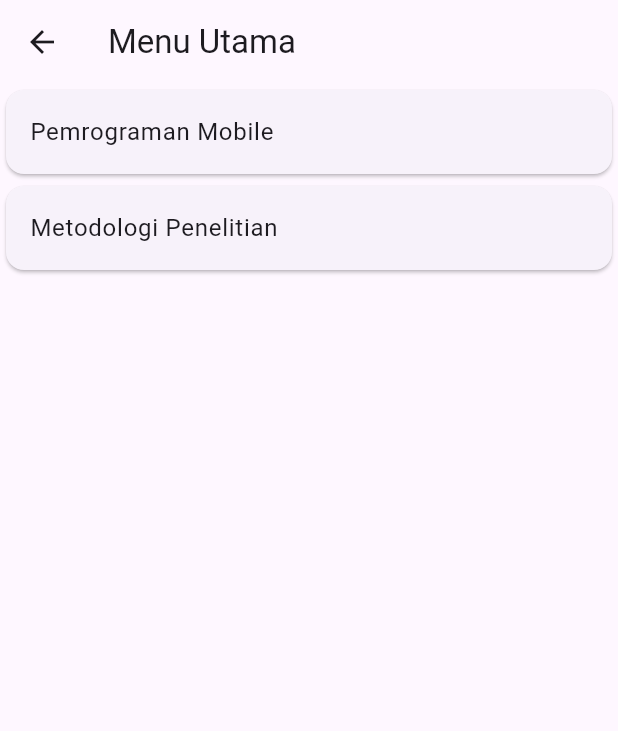
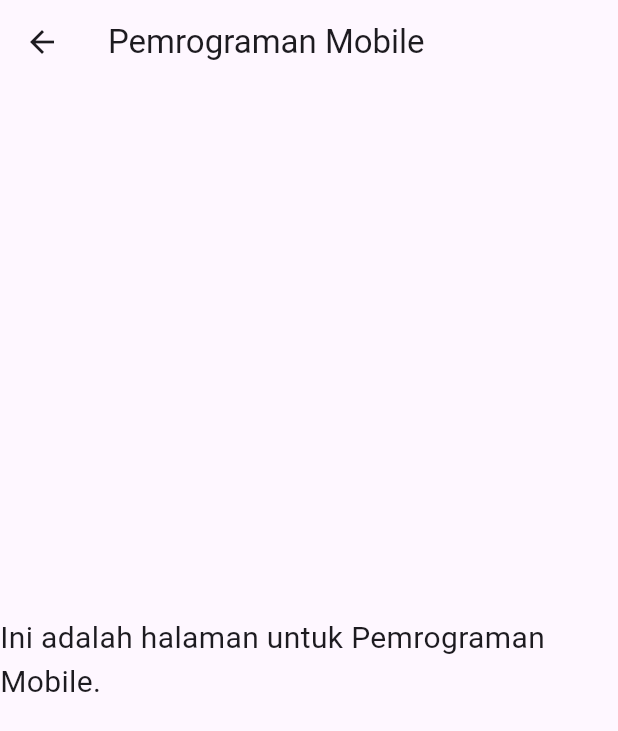
Before and after one commit to Kagachi1/aplikasi_tutor_pribadi, a Flutter app: the MenuPage screen opened by its route, after a tap on "Pemrograman Mobile", on a phone screen of 412 x 824 dp. Shown: the top 731 px of the screen. Run offline on Flutter 3.47's test engine with Material 3 defaults, Android fonts, the phone set to English and light mode, and no system bars.

Commit message:
penyesuaian error dan link list pada menu

```diff
--- a/lib/menu.dart
+++ b/lib/menu.dart
@@ -1,10 +1,29 @@
 import 'package:flutter/material.dart';
+import 'package:aplikasi_tutor_pribadi/metodologi_penelitian.dart'; // Sesuaikan dengan lokasi file MetodologiPenelitianPage
+import 'package:aplikasi_tutor_pribadi/pemrograman_mobile.dart'; // Sesuaikan dengan lokasi file PemrogramanMobilePage
+
+void main() {
+  runApp(MyApp());
+}
+
+class MyApp extends StatelessWidget {
+  @override
+  Widget build(BuildContext context) {
+    return MaterialApp(
+      title: 'Projek Flutter',
+      theme: ThemeData(
+        primarySwatch: Colors.blue,
+      ),
+      home: MenuPage(),
+    );
+  }
+}
 
 class MenuPage extends StatelessWidget {
-  final List<String> mataKuliah = [
+  final List<String> menuItems = [
     'Pemrograman Mobile',
     'Metodologi Penelitian',
-    // tambahkan mata kuliah lainnya sesuai kebutuhan
+    // Tambahkan item menu lainnya di sini jika diperlukan
   ];
 
   @override
@@ -12,18 +31,29 @@ class MenuPage extends StatelessWidget {
     return Scaffold(
       appBar: AppBar(
         title: Text('Menu Utama'),
+        backgroundColor: Colors.blue,
       ),
       body: ListView.builder(
-        itemCount: mataKuliah.length,
+        itemCount: menuItems.length,
         itemBuilder: (context, index) {
-          return Card(
-            child: ListTile(
-              title: Text(mataKuliah[index]),
-              onTap: () {
-                Navigator.pushNamed(context, '/pilih-tutor',
-                    arguments: mataKuliah[index]);
-              },
-            ),
+          return ListTile(
+            title: Text(menuItems[index]),
+            onTap: () {
+              if (menuItems[index] == 'Pemrograman Mobile') {
+                Navigator.push(
+                  context,
+                  MaterialPageRoute(
+                      builder: (context) => PemrogramanMobilePage()),
+                );
+              } else if (menuItems[index] == 'Metodologi Penelitian') {
+                Navigator.push(
+                  context,
+                  MaterialPageRoute(
+                      builder: (context) => MetodologiPenelitianPage()),
+                );
+              }
+              // Tambahkan penanganan untuk item menu lainnya di sini jika diperlukan
+            },
           );
         },
       ),
--- /dev/null
+++ b/lib/pemrograman_mobile.dart
@@ -0,0 +1,18 @@
+import 'package:flutter/material.dart';
+
+class PemrogramanMobilePage extends StatelessWidget {
+  @override
+  Widget build(BuildContext context) {
+    return Scaffold(
+      appBar: AppBar(
+        title: Text('Pemrograman Mobile'),
+      ),
+      body: Center(
+        child: Text(
+          'Ini adalah halaman untuk Pemrograman Mobile.',
+          style: TextStyle(fontSize: 20),
+        ),
+      ),
+    );
+  }
+}
```
Also changed, not shown: lib/metodologi_penelitian.dart (added, +18 -0 lines).
